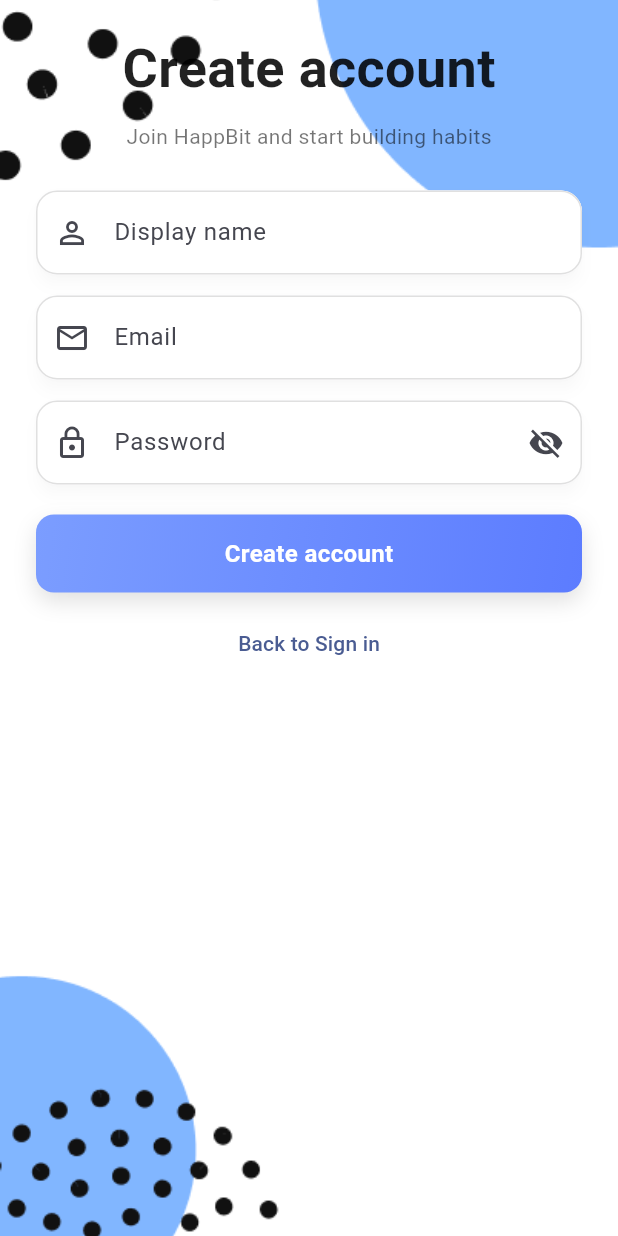
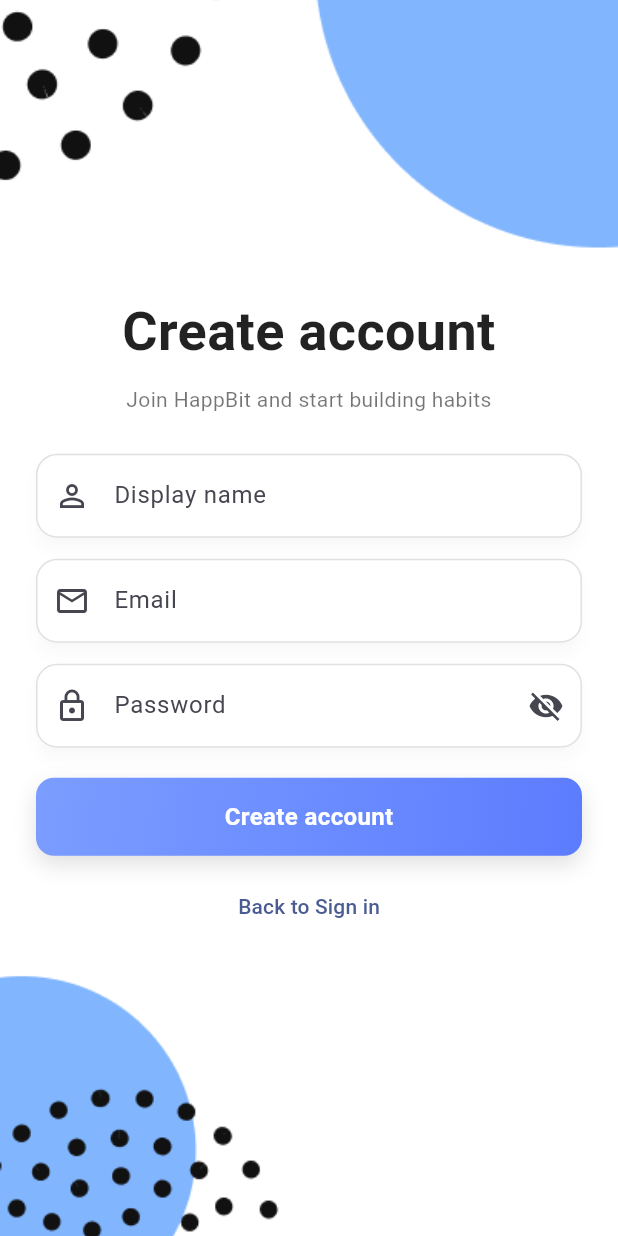
Before and after one commit to JunasVee/happbit, a Flutter app: the screen it shows after launch, after a tap on "Sign In", after a tap on "Sign Up", on a phone screen of 412 x 824 dp. Run offline on Flutter 3.47's test engine with Material 3 defaults, Android fonts, the light colour scheme and no system bars; our stand-ins replace flutter_dotenv, supabase_flutter; accounts and stored records are empty.

Commit message:
vertically centered signin and signup

```diff
--- a/lib/pages/auth/sign_in_page.dart
+++ b/lib/pages/auth/sign_in_page.dart
@@ -61,13 +61,11 @@
         'display_name': displayName,
         'timezone': 'Asia/Jakarta',
       });
-
     } catch (e) {
       debugPrint("Sign-in error: $e");
 
       // ❗ Always generic message
       setState(() => _errorMessage = "Invalid email or password.");
-
     } finally {
       if (mounted) setState(() => _loading = false);
     }
@@ -101,7 +99,9 @@
                   return SingleChildScrollView(
                     physics: const BouncingScrollPhysics(),
                     child: ConstrainedBox(
-                      constraints: BoxConstraints(minHeight: constraints.maxHeight),
+                      constraints: BoxConstraints(
+                        minHeight: constraints.maxHeight,
+                      ),
                       child: IntrinsicHeight(
                         child: Column(
                           mainAxisAlignment: MainAxisAlignment.center,
@@ -129,10 +129,11 @@
 
                             /// Inputs + Button
                             Padding(
-                              padding: const EdgeInsets.symmetric(horizontal: 24.0),
+                              padding: const EdgeInsets.symmetric(
+                                horizontal: 24.0,
+                              ),
                               child: Column(
                                 children: [
-                                  /// Email field
                                   _FloatingTextField(
                                     controller: _emailCtl,
                                     label: 'Email',
@@ -141,22 +142,22 @@
                                   ),
                                   const SizedBox(height: 14),
 
-                                  /// Password field
                                   _FloatingTextField(
                                     controller: _passCtl,
                                     label: 'Password',
                                     obscureText: _obscure,
                                     prefix: const Icon(Icons.lock_outline),
                                     suffix: IconButton(
-                                      icon: Icon(_obscure
-                                          ? Icons.visibility_off
-                                          : Icons.visibility),
+                                      icon: Icon(
+                                        _obscure
+                                            ? Icons.visibility_off
+                                            : Icons.visibility,
+                                      ),
                                       onPressed: () =>
                                           setState(() => _obscure = !_obscure),
                                     ),
                                   ),
 
-                                  /// INLINE ERROR MESSAGE (NEW)
                                   if (_errorMessage != null) ...[
                                     const SizedBox(height: 8),
                                     Text(
@@ -170,9 +171,10 @@
 
                                   const SizedBox(height: 22),
 
-                                  /// Sign In button
                                   GradientButton(
-                                    text: _loading ? 'Signing in...' : 'Sign In',
+                                    text: _loading
+                                        ? 'Signing in...'
+                                        : 'Sign In',
                                     loading: _loading,
                                     onPressed: _loading ? null : _submit,
                                   ),
@@ -192,8 +194,6 @@
                                 ],
                               ),
                             ),
-
-                            const Spacer(),
                           ],
                         ),
                       ),
@@ -245,7 +245,10 @@
           fillColor: Colors.white.withOpacity(0.95),
           prefixIcon: prefix,
           suffixIcon: suffix,
-          contentPadding: const EdgeInsets.symmetric(vertical: 16, horizontal: 16),
+          contentPadding: const EdgeInsets.symmetric(
+            vertical: 16,
+            horizontal: 16,
+          ),
           border: OutlineInputBorder(
             borderSide: BorderSide(color: Colors.grey.shade300),
             borderRadius: BorderRadius.circular(14),
@@ -291,10 +294,7 @@
       child: DecoratedBox(
         decoration: const BoxDecoration(
           gradient: LinearGradient(
-            colors: [
-              Color(0xFF7B9DFF),
-              Color(0xFF5C7CFF),
-            ],
+            colors: [Color(0xFF7B9DFF), Color(0xFF5C7CFF)],
             begin: Alignment.topLeft,
             end: Alignment.bottomRight,
           ),
@@ -309,7 +309,9 @@
               child: Center(
                 child: loading
                     ? const CircularProgressIndicator(
-                        color: Colors.white, strokeWidth: 2)
+                        color: Colors.white,
+                        strokeWidth: 2,
+                      )
                     : Text(
                         text,
                         style: const TextStyle(
--- a/lib/pages/auth/sign_up_page.dart
+++ b/lib/pages/auth/sign_up_page.dart
@@ -60,15 +60,17 @@
     final password = _passCtrl.text;
 
     if (displayName.isEmpty || email.isEmpty || password.isEmpty) {
-      ScaffoldMessenger.of(context)
-          .showSnackBar(const SnackBar(content: Text('Please fill all fields')));
+      ScaffoldMessenger.of(
+        context,
+      ).showSnackBar(const SnackBar(content: Text('Please fill all fields')));
       return;
     }
 
     // Prevent submission if password invalid
     if (_passwordError != null) {
       ScaffoldMessenger.of(context).showSnackBar(
-          const SnackBar(content: Text('Please fix the password issues first.')));
+        const SnackBar(content: Text('Please fix the password issues first.')),
+      );
       return;
     }
 
@@ -86,20 +88,25 @@
         });
 
         if (!mounted) return;
-        ScaffoldMessenger.of(context)
-            .showSnackBar(const SnackBar(content: Text('Account created!')));
+        ScaffoldMessenger.of(
+          context,
+        ).showSnackBar(const SnackBar(content: Text('Account created!')));
         Navigator.of(context).pop();
       } else {
         if (!mounted) return;
-        ScaffoldMessenger.of(context).showSnackBar(const SnackBar(
-            content: Text('Check your email to confirm your account.')));
+        ScaffoldMessenger.of(context).showSnackBar(
+          const SnackBar(
+            content: Text('Check your email to confirm your account.'),
+          ),
+        );
         Navigator.of(context).pop();
       }
     } catch (e) {
       debugPrint('Sign up error: $e');
       if (!mounted) return;
-      ScaffoldMessenger.of(context)
-          .showSnackBar(SnackBar(content: Text('Sign up failed: $e')));
+      ScaffoldMessenger.of(
+        context,
+      ).showSnackBar(SnackBar(content: Text('Sign up failed: $e')));
     } finally {
       if (mounted) setState(() => _loading = false);
     }
@@ -107,52 +114,52 @@
 
   @override
   Widget build(BuildContext context) {
-    final primary = Theme.of(context).colorScheme.primary;
-
     return Scaffold(
       backgroundColor: Colors.white,
       body: Stack(
         children: [
+          // Background image
           Positioned.fill(
             child: Image.asset(
-              'assets/images/splash_bg.png', // <-- Your corrected file
+              'assets/images/splash_bg.png',
               fit: BoxFit.cover,
             ),
           ),
-          Positioned.fill(
-            child: SafeArea(
-              child: LayoutBuilder(builder: (context, constraints) {
-                return SingleChildScrollView(
+
+          // Centered content
+          SafeArea(
+            child: Center(
+              child: SingleChildScrollView(
                 physics: const BouncingScrollPhysics(),
+                padding: const EdgeInsets.symmetric(vertical: 24),
                 child: ConstrainedBox(
-                    constraints:
-                        BoxConstraints(minHeight: constraints.maxHeight),
-                    child: IntrinsicHeight(
+                  constraints: const BoxConstraints(
+                    maxWidth: 420, // looks clean on tablets too
+                  ),
+                  child: Padding(
+                    padding: const EdgeInsets.symmetric(horizontal: 24),
                     child: Column(
-                        mainAxisAlignment: MainAxisAlignment.center,
+                      mainAxisSize: MainAxisSize.min, // 🔑 important
                       children: [
-                          const SizedBox(height: 20),
-                          Text(
+                        // Title
+                        const Text(
                           'Create account',
-                            style: const TextStyle(
+                          style: TextStyle(
                             fontSize: 36,
                             fontWeight: FontWeight.bold,
                             color: Colors.black87,
                           ),
+                          textAlign: TextAlign.center,
                         ),
                         const SizedBox(height: 10),
                         const Text(
                           'Join HappBit and start building habits',
-                            style:
-                                TextStyle(fontSize: 14, color: Colors.black54),
+                          style: TextStyle(fontSize: 14, color: Colors.black54),
+                          textAlign: TextAlign.center,
                         ),
                         const SizedBox(height: 26),
 
-                          Padding(
-                            padding:
-                                const EdgeInsets.symmetric(horizontal: 24.0),
-                            child: Column(
-                              children: [
+                        // Inputs
                         _FloatingTextField(
                           controller: _nameCtrl,
                           label: 'Display name',
@@ -167,7 +174,6 @@
                         ),
                         const SizedBox(height: 14),
 
-                                // Password with live validator
                         _FloatingTextField(
                           controller: _passCtrl,
                           label: 'Password',
@@ -176,15 +182,16 @@
                           onChanged: _onPasswordChanged,
                           suffix: IconButton(
                             splashRadius: 18,
-                                    icon: Icon(_obscure
+                            icon: Icon(
+                              _obscure
                                   ? Icons.visibility_off
-                                        : Icons.visibility),
+                                  : Icons.visibility,
+                            ),
                             onPressed: () =>
                                 setState(() => _obscure = !_obscure),
                           ),
                         ),
 
-                                // Error message (red)
                         if (_passwordError != null) ...[
                           const SizedBox(height: 6),
                           Align(
@@ -201,40 +208,29 @@
 
                         const SizedBox(height: 20),
 
-                                // Create Account Button
                         GradientButton(
-                                  text:
-                                      _loading ? 'Creating...' : 'Create account',
-                                  onPressed:
-                                      _loading ? null : _submit,
+                          text: _loading ? 'Creating...' : 'Create account',
+                          onPressed: _loading ? null : _submit,
                           gradient: const LinearGradient(
-                                    colors: [
-                                      Color(0xFF7B9DFF),
-                                      Color(0xFF5C7CFF),
-                                    ],
+                            colors: [Color(0xFF7B9DFF), Color(0xFF5C7CFF)],
                             begin: Alignment.topLeft,
                             end: Alignment.bottomRight,
                           ),
                           loading: _loading,
                           height: 52,
                         ),
+
                         const SizedBox(height: 10),
 
                         TextButton(
                           onPressed: () => Navigator.of(context).pop(),
                           child: const Text('Back to Sign in'),
-                                )
-                              ],
                         ),
-                          ),
-
-                          const Spacer(),
                       ],
                     ),
                   ),
                 ),
-                );
-              }),
+              ),
             ),
           ),
         ],
@@ -280,8 +276,10 @@
           fillColor: Colors.white.withOpacity(0.95),
           prefixIcon: prefix,
           suffixIcon: suffix,
-          contentPadding:
-              const EdgeInsets.symmetric(vertical: 16, horizontal: 16),
+          contentPadding: const EdgeInsets.symmetric(
+            vertical: 16,
+            horizontal: 16,
+          ),
           border: OutlineInputBorder(
             borderSide: BorderSide(color: Colors.grey.shade300, width: 1),
             borderRadius: BorderRadius.circular(14),
@@ -292,7 +290,9 @@
           ),
           focusedBorder: OutlineInputBorder(
             borderSide: BorderSide(
-                color: Theme.of(context).colorScheme.primary, width: 2),
+              color: Theme.of(context).colorScheme.primary,
+              width: 2,
+            ),
             borderRadius: BorderRadius.circular(14),
           ),
         ),
@@ -347,7 +347,10 @@
                         width: 20,
                         height: 20,
                         child: CircularProgressIndicator(
-                            color: Colors.white, strokeWidth: 2))
+                          color: Colors.white,
+                          strokeWidth: 2,
+                        ),
+                      )
                     : Text(
                         text,
                         style: const TextStyle(
```
Also changed, not shown: pubspec.lock. Lines whose indentation alone changed are shown as unchanged.
